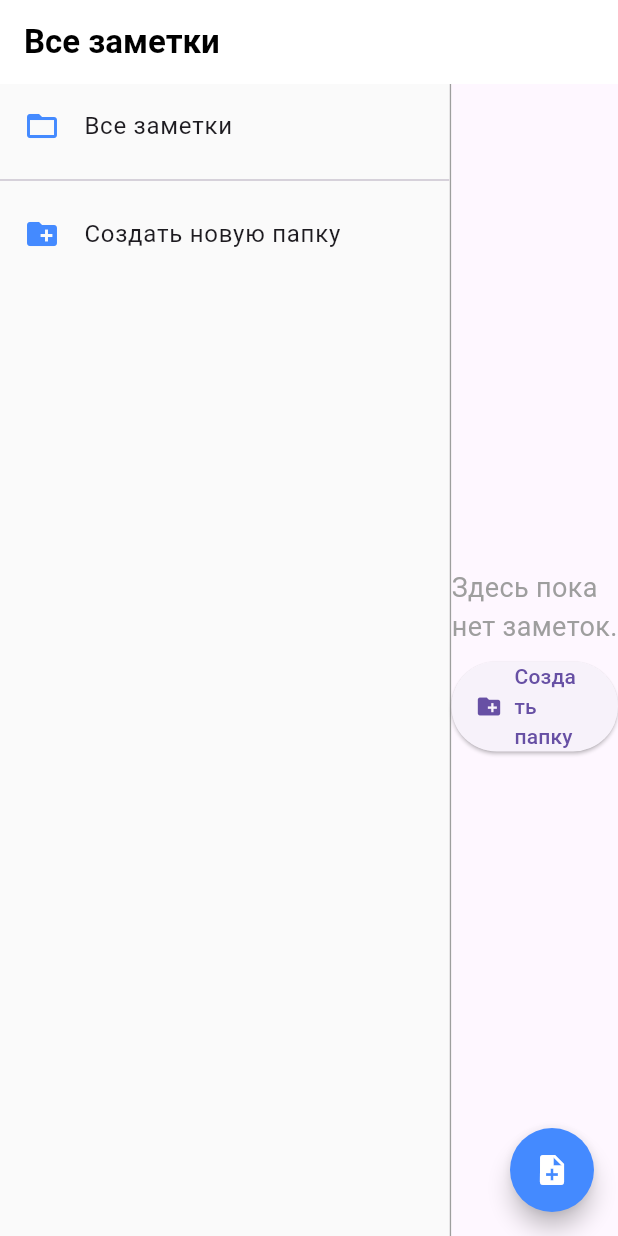
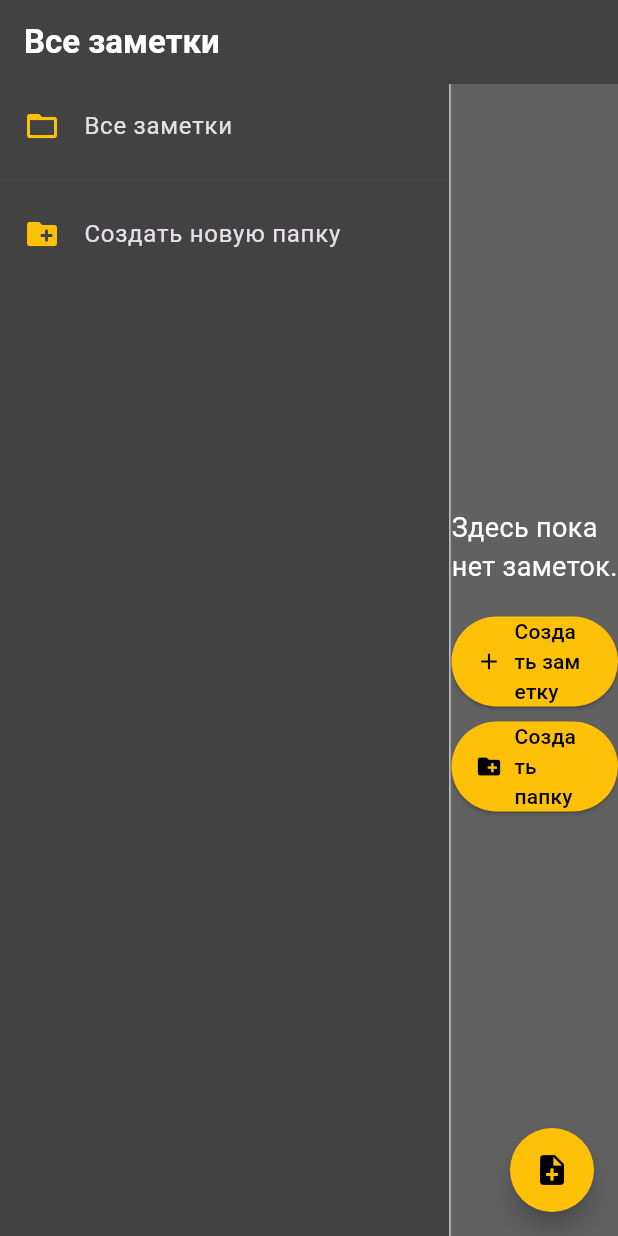
Before and after one commit to SerjZimmer/POTOK, a Flutter app: the screen it shows after launch, on a phone screen of 412 x 824 dp. Run offline on Flutter 3.47's test engine with Material 3 defaults, Android fonts, the phone set to English and light mode, and no system bars; network calls fail.

Commit message:
grey color

```diff
--- a/frontend/lib/main.dart
+++ b/frontend/lib/main.dart
@@ -20,13 +20,40 @@ class MyApp extends StatelessWidget {
     return MaterialApp(
       title: 'ПОТОК', // Название приложения (используется ОС).
       theme: ThemeData(
-        primarySwatch: Colors.blueGrey, // Более нейтральный цвет
-        visualDensity: VisualDensity.adaptivePlatformDensity, // Адаптирует UI к платформе.
-        appBarTheme: const AppBarTheme(
-          backgroundColor: Colors.white,
-          foregroundColor: Colors.black,
-          elevation: 0,
-          titleTextStyle: TextStyle(color: Colors.black, fontSize: 22, fontWeight: FontWeight.bold),
+        brightness: Brightness.dark, // Dark theme
+        scaffoldBackgroundColor: Colors.grey[700]!, // Lighter gray background
+        primaryColor: Colors.amber, // Set primary color to gold
+        visualDensity: VisualDensity.adaptivePlatformDensity,
+        appBarTheme: AppBarTheme(
+          backgroundColor: Colors.grey[800], // Dark gray app bar
+          foregroundColor: Colors.white, // White text/icons
+          elevation: 0, // Add shadow for separation
+          titleTextStyle: TextStyle(color: Colors.white, fontSize: 22, fontWeight: FontWeight.bold), // White title
+        ),
+        textTheme: const TextTheme(
+          displayLarge: TextStyle(color: Colors.white),
+          displayMedium: TextStyle(color: Colors.white),
+          displaySmall: TextStyle(color: Colors.white),
+          headlineLarge: TextStyle(color: Colors.white),
+          headlineMedium: TextStyle(color: Colors.white),
+          headlineSmall: TextStyle(color: Colors.white),
+          titleLarge: TextStyle(color: Colors.white),
+          titleMedium: TextStyle(color: Colors.white),
+          titleSmall: TextStyle(color: Colors.white),
+          bodyLarge: TextStyle(color: Colors.white),
+          bodyMedium: TextStyle(color: Colors.white),
+          bodySmall: TextStyle(color: Colors.white),
+          labelLarge: TextStyle(color: Colors.white),
+          labelMedium: TextStyle(color: Colors.white),
+          labelSmall: TextStyle(color: Colors.white),
+        ),
+        iconTheme: const IconThemeData(
+          color: Colors.amber, // Gold icons
+        ),
+        dividerColor: Colors.grey, // Grey dividers
+        floatingActionButtonTheme: const FloatingActionButtonThemeData(
+          backgroundColor: Colors.amber, // Gold background
+          foregroundColor: Colors.black, // Black icon
         ),
       ),
       // Свойство home устанавливает маршрут по умолчанию для приложения.
--- a/frontend/lib/notes_master_detail_screen.dart
+++ b/frontend/lib/notes_master_detail_screen.dart
@@ -168,13 +168,13 @@ class _NotesMasterDetailScreenState extends State<NotesMasterDetailScreen> {
           Container(
             width: 300, // Fixed width for the folder list
             decoration: BoxDecoration(
-              color: Colors.grey[50], // Light grey background
+              color: Colors.grey[800], // Darker grey background for folders
               border: Border(right: BorderSide(color: Colors.grey[300]!, width: 0.5)), // Subtle right border
             ),
             child: ListView(
               children: <Widget>[
                 ListTile(
-                  leading: const Icon(Icons.folder_open, color: Colors.blueAccent),
+                  leading: const Icon(Icons.folder_open, color: Colors.amber),
                   title: const Text('Все заметки', style: TextStyle(fontSize: 16)),
                   onTap: () {
                     setState(() {
@@ -185,10 +185,10 @@ class _NotesMasterDetailScreenState extends State<NotesMasterDetailScreen> {
                 ),
                 const Divider(),
                 ..._folders.map((folder) => ListTile(
-                  leading: const Icon(Icons.folder, color: Colors.blueAccent),
+                  leading: const Icon(Icons.folder, color: Colors.amber),
                   title: Text(folder.name, style: const TextStyle(fontSize: 16)),
                   trailing: IconButton( // Added delete icon
-                    icon: const Icon(Icons.delete, color: Colors.redAccent),
+                    icon: const Icon(Icons.delete, color: Colors.amber),
                     onPressed: () {
                       // Show confirmation dialog before deleting
                       showDialog(
@@ -205,7 +205,7 @@ class _NotesMasterDetailScreenState extends State<NotesMasterDetailScreen> {
                                 },
                               ),
                               TextButton(
-                                child: const Text('Удалить', style: TextStyle(color: Colors.red)),
+                                child: const Text('Удалить', style: TextStyle(color: Colors.amber)),
                                 onPressed: () async {
                                   Navigator.of(context).pop(); // Dismiss dialog
                                   try {
@@ -236,7 +236,7 @@ class _NotesMasterDetailScreenState extends State<NotesMasterDetailScreen> {
                   },
                 )).toList(),
                 ListTile(
-                  leading: const Icon(Icons.create_new_folder, color: Colors.blueAccent),
+                  leading: const Icon(Icons.create_new_folder, color: Colors.amber),
                   title: const Text('Создать новую папку', style: TextStyle(fontSize: 16)),
                   onTap: () {
                     _showCreateFolderDialog();
@@ -250,14 +250,15 @@ class _NotesMasterDetailScreenState extends State<NotesMasterDetailScreen> {
           // Right Panel: Notes
           Expanded(
             child: Container( // Wrap in Container for background/shadow
-              color: Colors.white, // White background for notes list
+              color: Colors.grey[700], // Lighter gray background for notes list (same as scaffold)
               child: Scaffold(
+                backgroundColor: Colors.grey[700], // Set background to match container
                 key: ValueKey(_selectedFolderId ?? 'all_notes'), // Add a key to the Scaffold
                 floatingActionButton: FloatingActionButton(
                   onPressed: _addNote,
                   tooltip: 'Новая заметка',
-                  backgroundColor: Colors.blueAccent, // iOS-like blue
-                  foregroundColor: Colors.white,
+                  backgroundColor: Colors.amber, // Gold background
+                  foregroundColor: Colors.black, // Black icon
                   shape: const CircleBorder(),
                   child: const Icon(Icons.note_add), // Changed icon to note_add
                 ),
@@ -268,13 +269,27 @@ class _NotesMasterDetailScreenState extends State<NotesMasterDetailScreen> {
                           children: [
                             const Text(
                               'Здесь пока нет заметок.',
-                              style: TextStyle(fontSize: 18, color: Colors.grey),
+                              style: TextStyle(fontSize: 18, color: Colors.white),
+                            ),
+                            const SizedBox(height: 20),
+                            ElevatedButton.icon(
+                              onPressed: _addNote,
+                              style: ElevatedButton.styleFrom(
+                                backgroundColor: Colors.amber, // Gold background
+                                foregroundColor: Colors.black, // Black text/icon
+                              ),
+                              icon: const Icon(Icons.add),
+                              label: const Text('Создать заметку'),
                             ),
                             if (_selectedFolderId == null) // Only show "Create Folder" if "All Notes" is selected
                               const SizedBox(height: 10),
                             if (_selectedFolderId == null) // Only show "Create Folder" if "All Notes" is selected
                               ElevatedButton.icon(
                                 onPressed: _showCreateFolderDialog,
+                                style: ElevatedButton.styleFrom(
+                                  backgroundColor: Colors.amber, // Gold background
+                                  foregroundColor: Colors.black, // Black text/icon
+                                ),
                                 icon: const Icon(Icons.create_new_folder),
                                 label: const Text('Создать папку'),
                               ),
@@ -307,10 +322,11 @@ class _NotesMasterDetailScreenState extends State<NotesMasterDetailScreen> {
                               }
                             },
                             child: ListTile(
+                              tileColor: Colors.grey[700], // Set tile background color (same as scaffold)
                               contentPadding: const EdgeInsets.symmetric(horizontal: 16.0, vertical: 8.0),
                               title: Text(note.title, style: const TextStyle(fontWeight: FontWeight.w500)),
-                              subtitle: Text(note.content, maxLines: 1, overflow: TextOverflow.ellipsis, style: const TextStyle(color: Colors.grey)),
-                              trailing: const Icon(Icons.arrow_forward_ios, size: 16.0, color: Colors.grey),
+                              subtitle: Text(note.content, maxLines: 1, overflow: TextOverflow.ellipsis, style: const TextStyle(color: Colors.white)),
+                              trailing: const Icon(Icons.arrow_forward_ios, size: 16.0, color: Colors.amber),
                               onTap: () {
                                 _updateNote(note);
                               },
```
Also changed, not shown: 1 other file.
